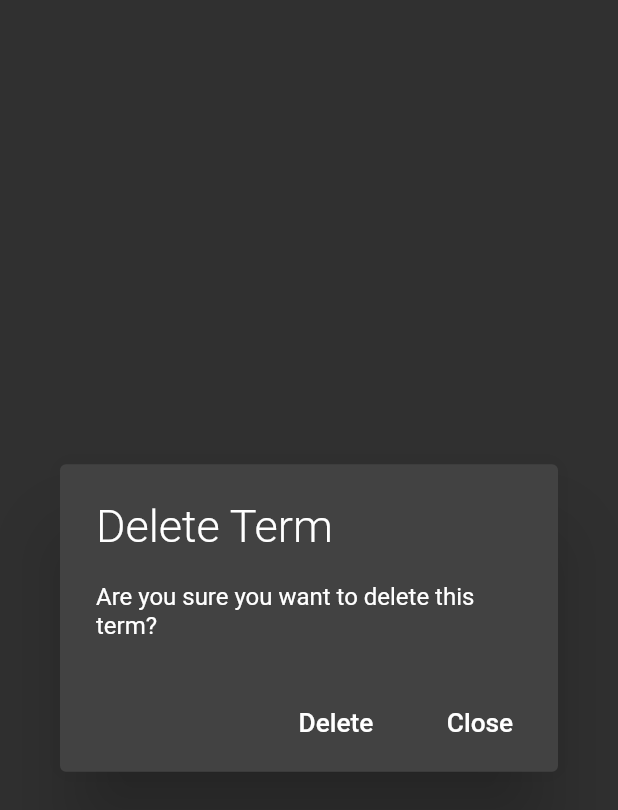
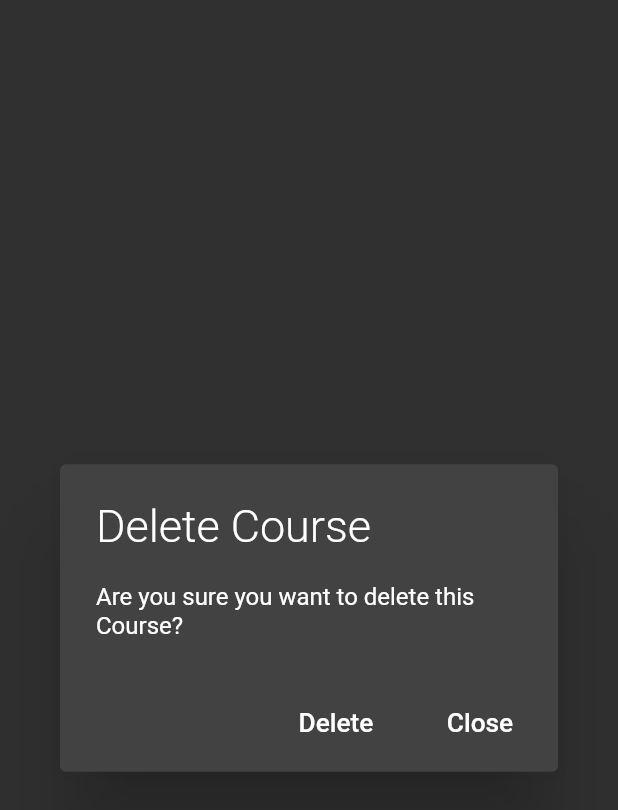
Before and after one commit to rabaraaaron/Gradebook, a Flutter app: the DeleteConfirmation widget shown alone on an empty page, opened directly with empty values, on a phone screen of 412 x 824 dp. Shown: the top 810 px of the screen. Run offline on Flutter 3.47's test engine with Material 2 defaults, Android fonts, the phone set to English and light mode, and no system bars; our stand-ins replace cloud_firestore, firebase_auth, firebase_core, flushbar, flutter_slidable, flutter_spinkit and 1 more; accounts and stored records are empty; Roboto replaces fonts that are missing (TextStyle).

Commit message:
Changed Deletion confirmation text to be correct

```diff
--- a/gradebook/lib/pages/TermClassesPage.dart
+++ b/gradebook/lib/pages/TermClassesPage.dart
@@ -286,10 +286,10 @@ class DeleteConfirmation extends StatelessWidget{
   Widget build(BuildContext context) {
     return AlertDialog(
       title: Text(
-        "Delete Term",
+        "Delete Course",
         style: Theme.of(context).textTheme.headline2,
       ),
-      content: Text("Are you sure you want to delete this term?",),
+      content: Text("Are you sure you want to delete this Course?",),
       actions: <Widget>[
         FlatButton(
           onPressed: () {
```
